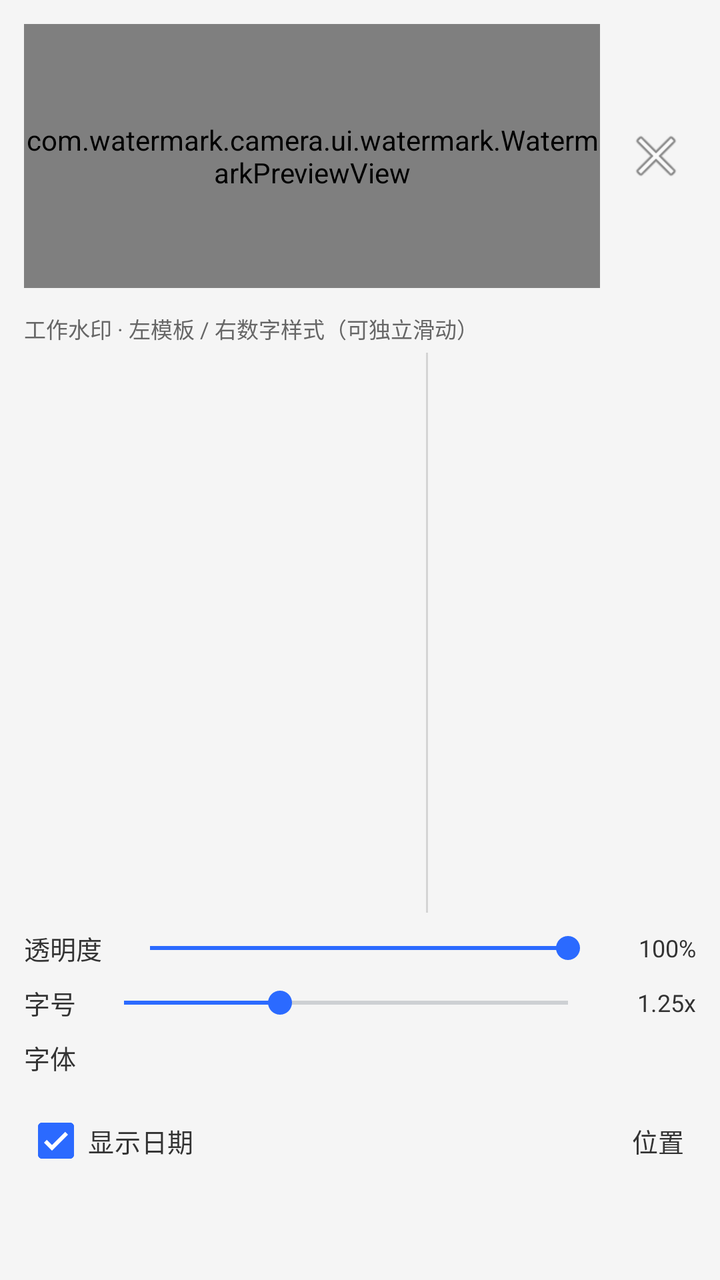
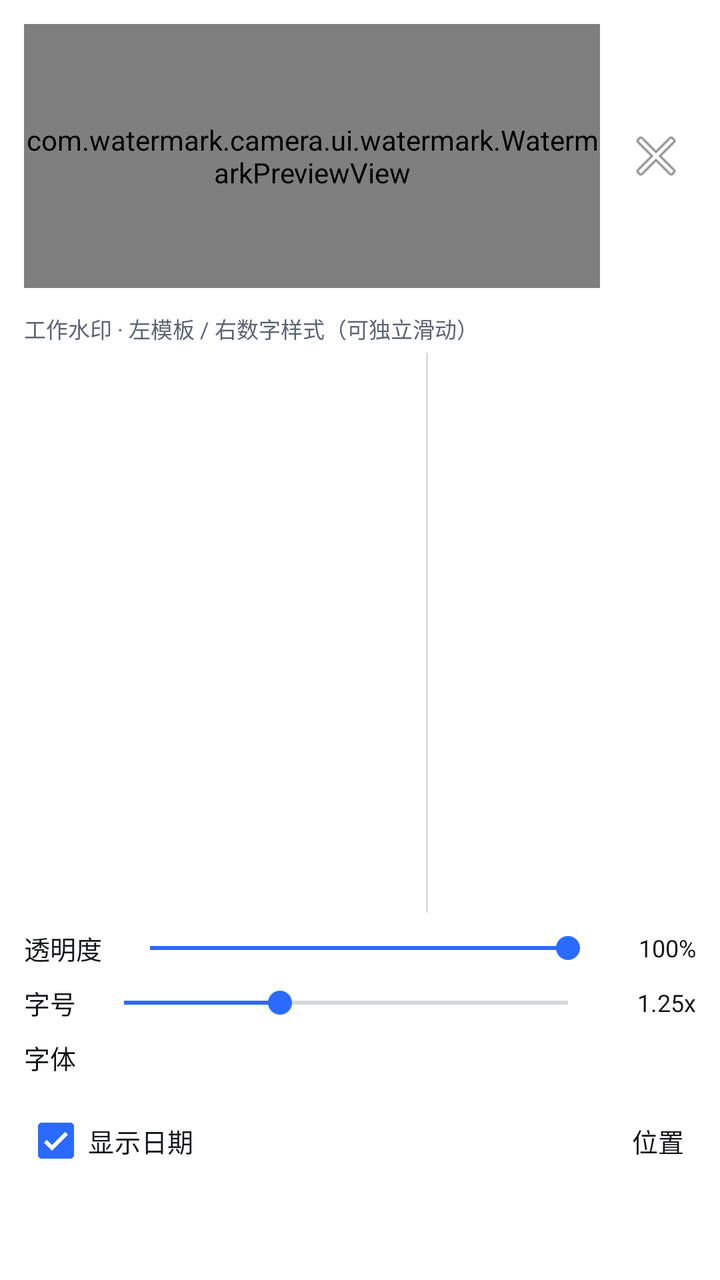

Screens rendered from an Android XML layout before and after an edit, with the pre-edit source and the edit as a unified diff.
<!-- AndroidManifest.xml: application theme Theme.WatermarkCamera -->
<!-- res/layout/sheet_watermark_picker.xml -->
<?xml version="1.0" encoding="utf-8"?>
<LinearLayout
    xmlns:android="http://schemas.android.com/apk/res/android"
    android:layout_width="match_parent"
    android:layout_height="wrap_content"
    android:background="#FFF5F5F5"
    android:orientation="vertical"
    android:paddingBottom="12dp">

    
    <LinearLayout
        android:layout_width="match_parent"
        android:layout_height="wrap_content"
        android:gravity="center_vertical"
        android:orientation="horizontal"
        android:padding="12dp">

        <com.watermark.camera.ui.watermark.WatermarkPreviewView
            android:id="@+id/pickerPreviewCard"
            android:layout_width="0dp"
            android:layout_height="132dp"
            android:layout_weight="1"
            android:background="#FFE6E9EE" />

        <ImageButton
            android:id="@+id/pickerClose"
            android:layout_width="40dp"
            android:layout_height="40dp"
            android:layout_marginStart="8dp"
            android:background="?attr/selectableItemBackgroundBorderless"
            android:contentDescription="关闭"
            android:src="@android:drawable/ic_menu_close_clear_cancel" />
    </LinearLayout>

    <TextView
        android:layout_width="match_parent"
        android:layout_height="wrap_content"
        android:paddingStart="12dp"
        android:paddingEnd="12dp"
        android:paddingBottom="4dp"
        android:text="工作水印 · 左模板 / 右数字样式（可独立滑动）"
        android:textColor="#FF666666"
        android:textSize="11sp" />

    
    <LinearLayout
        android:layout_width="match_parent"
        android:layout_height="280dp"
        android:orientation="horizontal"
        android:paddingStart="8dp"
        android:paddingEnd="8dp">

        <androidx.recyclerview.widget.RecyclerView
            android:id="@+id/pickerTemplateGrid"
            android:layout_width="0dp"
            android:layout_height="match_parent"
            android:layout_weight="1.2"
            android:clipToPadding="false"
            android:padding="4dp" />

        <View
            android:layout_width="1dp"
            android:layout_height="match_parent"
            android:layout_marginStart="4dp"
            android:layout_marginEnd="4dp"
            android:background="#22000000" />

        <androidx.recyclerview.widget.RecyclerView
            android:id="@+id/pickerStyleList"
            android:layout_width="0dp"
            android:layout_height="match_parent"
            android:layout_weight="0.8"
            android:clipToPadding="false"
            android:padding="4dp" />
    </LinearLayout>


    
    <LinearLayout
        android:id="@+id/pickerCustomTitleRow"
        android:layout_width="match_parent"
        android:layout_height="wrap_content"
        android:gravity="center_vertical"
        android:orientation="horizontal"
        android:paddingStart="12dp"
        android:paddingEnd="12dp"
        android:paddingTop="4dp"
        android:paddingBottom="4dp"
        android:visibility="gone">

        <TextView
            android:layout_width="wrap_content"
            android:layout_height="wrap_content"
            android:text="自定义文字"
            android:textColor="#FF333333"
            android:textSize="13sp" />

        <EditText
            android:id="@+id/pickerCustomTitle"
            android:layout_width="0dp"
            android:layout_height="40dp"
            android:layout_marginStart="8dp"
            android:layout_weight="1"
            android:background="#FFFFFFFF"
            android:hint="输入水印标题"
            android:imeOptions="actionDone"
            android:inputType="text"
            android:maxLines="1"
            android:paddingStart="10dp"
            android:paddingEnd="10dp"
            android:textColor="#FF111111"
            android:textColorHint="#FF999999"
            android:textSize="14sp" />
    </LinearLayout>

    
    <LinearLayout
        android:layout_width="match_parent"
        android:layout_height="wrap_content"
        android:gravity="center_vertical"
        android:orientation="horizontal"
        android:paddingStart="12dp"
        android:paddingEnd="12dp"
        android:paddingTop="8dp"
        android:paddingBottom="4dp">

        <TextView
            android:layout_width="wrap_content"
            android:layout_height="wrap_content"
            android:text="透明度"
            android:textColor="#FF333333"
            android:textSize="13sp" />

        <SeekBar
            android:id="@+id/pickerTransparency"
            android:layout_width="0dp"
            android:layout_height="wrap_content"
            android:layout_marginStart="8dp"
            android:layout_marginEnd="8dp"
            android:layout_weight="1"
            android:max="100"
            android:progress="100" />

        <TextView
            android:id="@+id/pickerTransparencyValue"
            android:layout_width="40dp"
            android:layout_height="wrap_content"
            android:gravity="end"
            android:text="100%"
            android:textColor="#FF333333"
            android:textSize="12sp" />
    </LinearLayout>

    
    <LinearLayout
        android:layout_width="match_parent"
        android:layout_height="wrap_content"
        android:gravity="center_vertical"
        android:orientation="horizontal"
        android:paddingStart="12dp"
        android:paddingEnd="12dp"
        android:paddingTop="4dp"
        android:paddingBottom="4dp">

        <TextView
            android:layout_width="wrap_content"
            android:layout_height="wrap_content"
            android:text="字号"
            android:textColor="#FF333333"
            android:textSize="13sp" />

        <SeekBar
            android:id="@+id/pickerFontScale"
            android:layout_width="0dp"
            android:layout_height="wrap_content"
            android:layout_marginStart="8dp"
            android:layout_marginEnd="8dp"
            android:layout_weight="1"
            android:max="270"
            android:progress="95" />

        <TextView
            android:id="@+id/pickerFontScaleValue"
            android:layout_width="40dp"
            android:layout_height="wrap_content"
            android:gravity="end"
            android:text="1.25x"
            android:textColor="#FF333333"
            android:textSize="12sp" />
    </LinearLayout>

    
    <LinearLayout
        android:layout_width="match_parent"
        android:layout_height="wrap_content"
        android:gravity="center_vertical"
        android:orientation="horizontal"
        android:paddingStart="12dp"
        android:paddingEnd="12dp"
        android:paddingTop="4dp"
        android:paddingBottom="4dp">

        <TextView
            android:layout_width="wrap_content"
            android:layout_height="wrap_content"
            android:text="字体"
            android:textColor="#FF333333"
            android:textSize="13sp" />

        <LinearLayout
            android:id="@+id/pickerFontRow"
            android:layout_width="0dp"
            android:layout_height="wrap_content"
            android:layout_marginStart="8dp"
            android:layout_weight="1"
            android:orientation="horizontal" />
    </LinearLayout>

    
    <LinearLayout
        android:layout_width="match_parent"
        android:layout_height="wrap_content"
        android:gravity="center_vertical"
        android:orientation="horizontal"
        android:paddingStart="12dp"
        android:paddingEnd="12dp"
        android:paddingTop="4dp"
        android:paddingBottom="8dp">

        <CheckBox
            android:id="@+id/pickerShowDate"
            android:layout_width="wrap_content"
            android:layout_height="wrap_content"
            android:checked="true"
            android:text="显示日期"
            android:textColor="#FF333333"
            android:textSize="13sp" />

        <View
            android:layout_width="0dp"
            android:layout_height="1dp"
            android:layout_weight="1" />

        <TextView
            android:layout_width="wrap_content"
            android:layout_height="wrap_content"
            android:text="位置"
            android:textColor="#FF333333"
            android:textSize="13sp" />

        <LinearLayout
            android:id="@+id/pickerPositionRow"
            android:layout_width="wrap_content"
            android:layout_height="wrap_content"
            android:layout_marginStart="6dp"
            android:orientation="horizontal" />
    </LinearLayout>

    
    <LinearLayout
        android:id="@+id/pickerFieldToggles"
        android:layout_width="match_parent"
        android:layout_height="wrap_content"
        android:orientation="vertical"
        android:paddingStart="12dp"
        android:paddingEnd="12dp"
        android:paddingBottom="12dp" />
</LinearLayout>
<!-- resources referenced by this layout -->
<resources>
  <style name="Theme.WatermarkCamera" parent="Theme.Material3.DayNight.NoActionBar">
          <item name="colorPrimary">@color/color_primary</item>
          <item name="colorPrimaryDark">@color/color_primary_dark</item>
          <item name="colorAccent">@color/color_primary</item>
  
          
          <item name="android:windowBackground">@color/app_background</item>
          <item name="android:colorBackground">@color/app_background</item>
  
          
          <item name="android:statusBarColor">@color/app_surface</item>
          <item name="android:windowTranslucentStatus">false</item>
          <item name="android:windowLightStatusBar">true</item>
  
          
          <item name="android:navigationBarColor">@color/app_background</item>
          <item name="android:windowTranslucentNavigation">false</item>
  
          <item name="windowActionBar">false</item>
          <item name="windowNoTitle">true</item>
  
          
          <item name="android:textColorPrimary">@color/app_on_surface</item>
          <item name="android:textColorSecondary">@color/app_on_surface_secondary</item>
      </style>
  <color name="color_primary">#2B6AFF</color>
  <color name="color_primary_dark">#1E5AEE</color>
  <color name="app_background">#FFF5F7FA</color>
  <color name="app_surface">#FFFFFFFF</color>
  <color name="app_on_surface">#FF111418</color>
  <color name="app_on_surface_secondary">#FF5A6472</color>
</resources>

<!-- the commit's change to res/layout/sheet_watermark_picker.xml (unified diff, before → after) -->
@@ -3,7 +3,7 @@
     xmlns:android="http://schemas.android.com/apk/res/android"
     android:layout_width="match_parent"
     android:layout_height="wrap_content"
-    android:background="#FFF5F5F5"
+    android:background="@color/app_surface"
     android:orientation="vertical"
     android:paddingBottom="12dp">
 
@@ -20,7 +20,7 @@
             android:layout_width="0dp"
             android:layout_height="132dp"
             android:layout_weight="1"
-            android:background="#FFE6E9EE" />
+            android:background="@color/app_divider" />
 
         <ImageButton
             android:id="@+id/pickerClose"
@@ -39,7 +39,7 @@
         android:paddingEnd="12dp"
         android:paddingBottom="4dp"
         android:text="工作水印 · 左模板 / 右数字样式（可独立滑动）"
-        android:textColor="#FF666666"
+        android:textColor="@color/app_on_surface_secondary"
         android:textSize="11sp" />
 
     
@@ -63,7 +63,7 @@
             android:layout_height="match_parent"
             android:layout_marginStart="4dp"
             android:layout_marginEnd="4dp"
-            android:background="#22000000" />
+            android:background="@color/camera_scrim_weak" />
 
         <androidx.recyclerview.widget.RecyclerView
             android:id="@+id/pickerStyleList"
@@ -92,7 +92,7 @@
             android:layout_width="wrap_content"
             android:layout_height="wrap_content"
             android:text="自定义文字"
-            android:textColor="#FF333333"
+            android:textColor="@color/app_on_surface"
             android:textSize="13sp" />
 
         <EditText
@@ -101,15 +101,15 @@
             android:layout_height="40dp"
             android:layout_marginStart="8dp"
             android:layout_weight="1"
-            android:background="#FFFFFFFF"
+            android:background="@color/app_surface_alt"
             android:hint="输入水印标题"
             android:imeOptions="actionDone"
             android:inputType="text"
             android:maxLines="1"
             android:paddingStart="10dp"
             android:paddingEnd="10dp"
-            android:textColor="#FF111111"
-            android:textColorHint="#FF999999"
+            android:textColor="@color/app_on_surface"
+            android:textColorHint="@color/app_on_surface_secondary"
             android:textSize="14sp" />
     </LinearLayout>
 
@@ -128,7 +128,7 @@
             android:layout_width="wrap_content"
             android:layout_height="wrap_content"
             android:text="透明度"
-            android:textColor="#FF333333"
+            android:textColor="@color/app_on_surface"
             android:textSize="13sp" />
 
         <SeekBar
@@ -147,7 +147,7 @@
             android:layout_height="wrap_content"
             android:gravity="end"
             android:text="100%"
-            android:textColor="#FF333333"
+            android:textColor="@color/app_on_surface"
             android:textSize="12sp" />
     </LinearLayout>
 
@@ -166,7 +166,7 @@
             android:layout_width="wrap_content"
             android:layout_height="wrap_content"
             android:text="字号"
-            android:textColor="#FF333333"
+            android:textColor="@color/app_on_surface"
             android:textSize="13sp" />
 
         <SeekBar
@@ -185,7 +185,7 @@
             android:layout_height="wrap_content"
             android:gravity="end"
             android:text="1.25x"
-            android:textColor="#FF333333"
+            android:textColor="@color/app_on_surface"
             android:textSize="12sp" />
     </LinearLayout>
 
@@ -204,7 +204,7 @@
             android:layout_width="wrap_content"
             android:layout_height="wrap_content"
             android:text="字体"
-            android:textColor="#FF333333"
+            android:textColor="@color/app_on_surface"
             android:textSize="13sp" />
 
         <LinearLayout
@@ -233,7 +233,7 @@
             android:layout_height="wrap_content"
             android:checked="true"
             android:text="显示日期"
-            android:textColor="#FF333333"
+            android:textColor="@color/app_on_surface"
             android:textSize="13sp" />
 
         <View
@@ -245,7 +245,7 @@
             android:layout_width="wrap_content"
             android:layout_height="wrap_content"
             android:text="位置"
-            android:textColor="#FF333333"
+            android:textColor="@color/app_on_surface"
             android:textSize="13sp" />
 
         <LinearLayout
<!-- resource entries referenced after the edit -->
@@ -1,5 +1,6 @@
 <!-- resources referenced by this layout -->
 <resources>
+  <color name="app_divider">#FFE6E9EE</color>
   <style name="Theme.WatermarkCamera" parent="Theme.Material3.DayNight.NoActionBar">
           <item name="colorPrimary">@color/color_primary</item>
           <item name="colorPrimaryDark">@color/color_primary_dark</item>
@@ -29,6 +30,8 @@
   <color name="color_primary_dark">#1E5AEE</color>
   <color name="app_background">#FFF5F7FA</color>
   <color name="app_surface">#FFFFFFFF</color>
+  <color name="app_surface_alt">#FFEEF1F5</color>
+  <color name="camera_scrim_weak">#22000000</color>
   <color name="app_on_surface">#FF111418</color>
   <color name="app_on_surface_secondary">#FF5A6472</color>
 </resources>
